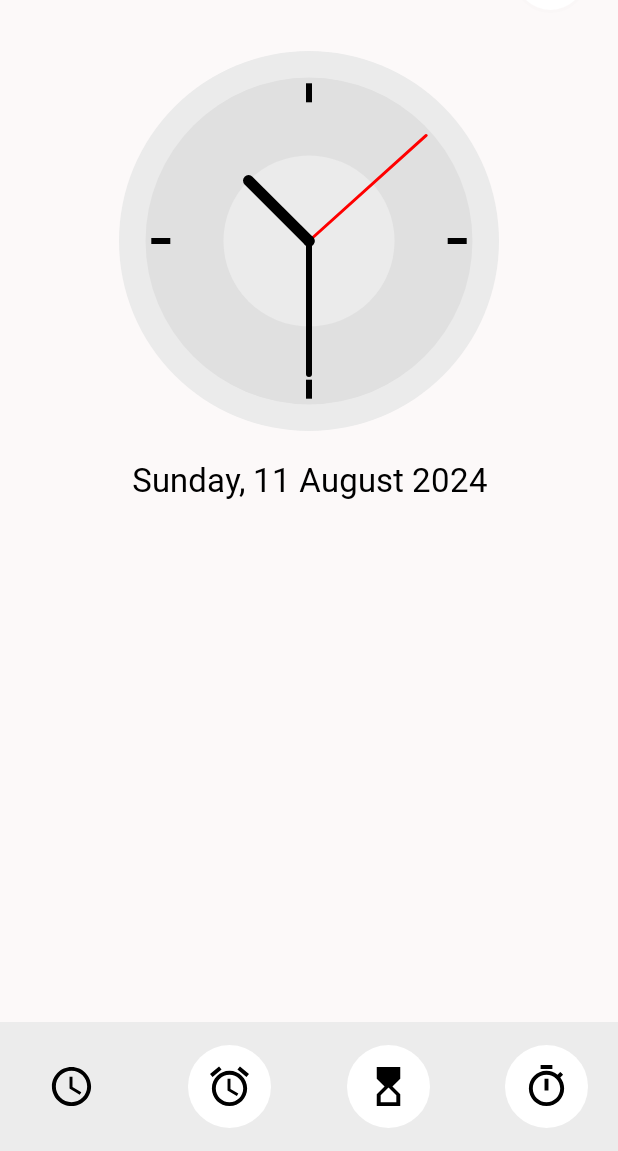
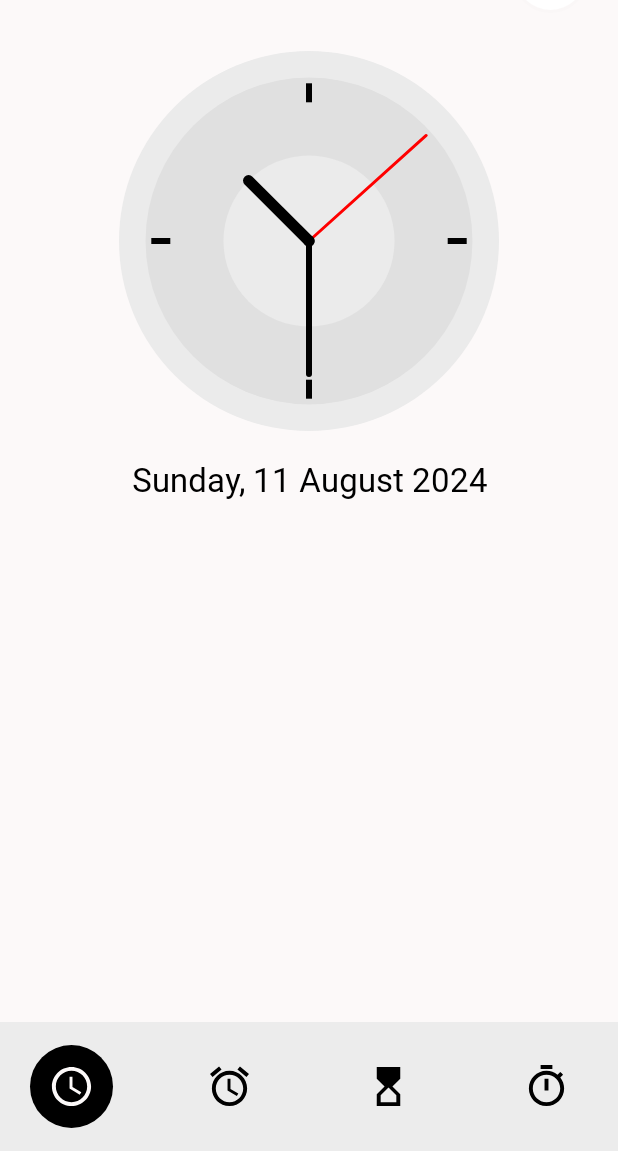
Before and after one commit to piyushprajpti/PY_Clock, an Android app built with Jetpack Compose: the screen it shows after launch (MainActivity), on a phone screen of 412 x 824 dp, the part 85-1236 px from its top. Run offline under Robolectric (Android 15) with nearby library versions, the phone set to English and light mode, and no system bars; our stand-ins replace Dagger/Hilt's generated code; Roboto replaces fonts that are not available here.

Commit message:
changed color combination of BottomBar.kt

```diff
--- a/app/src/main/java/com/piyushprajpti/pyclock/presentation/main_feed/BottomBar.kt
+++ b/app/src/main/java/com/piyushprajpti/pyclock/presentation/main_feed/BottomBar.kt
@@ -37,13 +37,13 @@ fun BottomBar(
     ) {
         iconsList.forEachIndexed { index, iconData ->
 
-            val backColor = if (activeButton == index) Color.Transparent
-            else MaterialTheme.colorScheme.tertiary
+            val backColor = if (activeButton == index) MaterialTheme.colorScheme.primary
+            else Color.Transparent
 
                 Icon(
                     imageVector = iconData.icon,
                     contentDescription = iconData.iconName,
-                    tint = Color.Black,
+                    tint = if (activeButton == index) MaterialTheme.colorScheme.background else MaterialTheme.colorScheme.primary,
                     modifier = Modifier
                         .background(backColor, CircleShape)
                         .size(55.dp)
```
